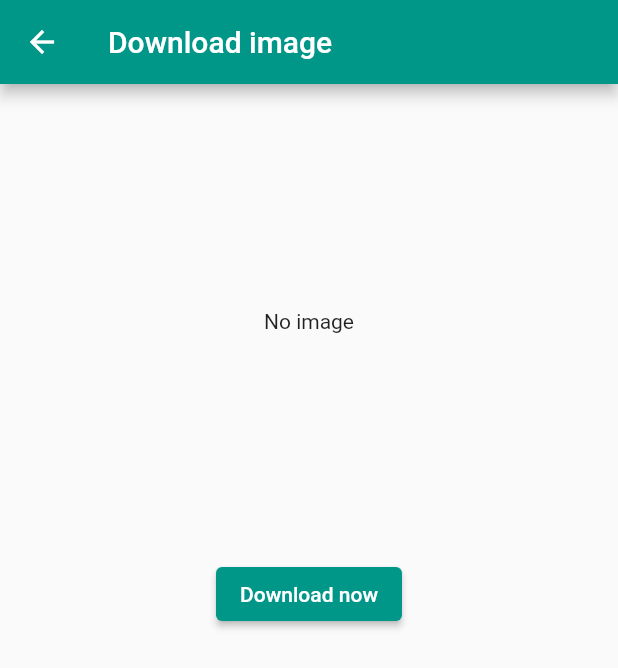
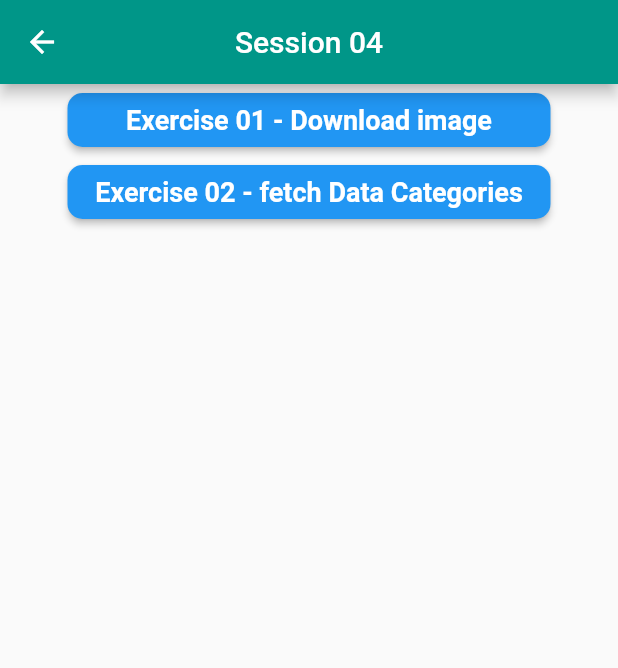
Before and after one commit to tcrin/fs01, a Flutter app: the screen it shows after launch, after a tap on "Session 04", on a phone screen of 412 x 824 dp. Shown: the top 668 px of the screen. Run offline on Flutter 3.47's test engine with Material 2 defaults, Android fonts, the phone set to English and light mode, and no system bars; our stand-ins replace dio; network calls fail.

Commit message:
done session_04

```diff
--- a/lib/modules/fs01_04/exercise_01/download_image_dio.dart
+++ b/lib/modules/fs01_04/exercise_01/download_image_dio.dart
@@ -42,7 +42,6 @@ class _DownloadImageState extends State<DownloadImage> {
         setState(() {
           _isCheckDownload = true;
           percentDownload = (rec / total) * 100;
-          // print('${percentDownload.floor()}');
         });
       });
       setState(() {
--- a/lib/modules/fs01_04/exercise_02/models/categories.dart
+++ b/lib/modules/fs01_04/exercise_02/models/categories.dart
@@ -5,9 +5,9 @@ part 'categories.g.dart';
 @JsonSerializable()
 class ListOfCategories {
   final int code;
-  final List<Category> category;
+  final List<Category> data;
 
-  ListOfCategories(this.code, this.category);
+  ListOfCategories(this.code, this.data);
 
   factory ListOfCategories.fromJson(Map<String, dynamic> json) =>
       _$ListOfCategoriesFromJson(json);
@@ -21,7 +21,7 @@ class Category {
   final DateTime? updatedAt;
   final String? title;
   final String? description;
-  final dynamic images;
+  final List? images;
   final int? photoCounts;
 
   Category(
--- a/lib/modules/fs01_04/exercise_02/pages/data_categories_page.dart
+++ b/lib/modules/fs01_04/exercise_02/pages/data_categories_page.dart
@@ -11,14 +11,6 @@ class DataCategories extends StatefulWidget {
 }
 
 class _DataCategoriesState extends State<DataCategories> {
-  @override
-  void initState() {
-    // TODO: implement initState
-    super.initState();
-    CategoryServiceApi();
-    CategoryServiceApi().fetchCategories();
-  }
-
   @override
   Widget build(BuildContext context) {
     return Scaffold(
@@ -39,6 +31,9 @@ class _DataCategoriesState extends State<DataCategories> {
                   itemBuilder: (context, index) {
                     return ListTile(
                       title: Text(snapshot.data[index].title),
+                      leading: snapshot.data[index].images ??
+                          const Icon(Icons.category),
+                      subtitle: Text(snapshot.data[index].description),
                     );
                   });
             }
--- /dev/null
+++ b/lib/modules/fs01_04/session_04_page.dart
@@ -0,0 +1,43 @@
+import 'package:flutter/material.dart';
+import 'package:fs01/common/widgets/stateless/button/app_button.dart';
+import 'package:fs01/modules/fs01_04/exercise_01/download_image_dio.dart';
+import 'package:fs01/modules/fs01_04/exercise_02/pages/data_categories_page.dart';
+
+class Session04 extends StatelessWidget {
+  const Session04({Key? key}) : super(key: key);
+
+  @override
+  Widget build(BuildContext context) {
+    return Scaffold(
+        appBar: AppBar(
+          centerTitle: true,
+          title: const Text('Session 04'),
+        ),
+        body: ListView(
+          children: [
+            AppButton(
+              onPressed: () {
+                Navigator.push(
+                  context,
+                  MaterialPageRoute(
+                    builder: (_) => const DownloadImage(),
+                  ),
+                );
+              },
+              label: 'Exercise 01 - Download image',
+            ),
+            AppButton(
+              onPressed: () {
+                Navigator.push(
+                  context,
+                  MaterialPageRoute(
+                    builder: (_) => const DataCategories(),
+                  ),
+                );
+              },
+              label: 'Exercise 02 - fetch Data Categories',
+            ),
+          ],
+        ));
+  }
+}
--- a/lib/pages/home_page.dart
+++ b/lib/pages/home_page.dart
@@ -3,9 +3,7 @@ import 'package:fs01/modules/fs01_01/session_01_page.dart';
 import 'package:fs01/modules/fs01_02/session_02_page.dart';
 import 'package:fs01/common/widgets/stateless/button/app_button.dart';
 import 'package:fs01/modules/fs01_03/social_app/_23_message_list/_23_message_list.dart';
-import 'package:fs01/modules/fs01_04/exercise_01/download_image_dio.dart';
-import 'package:fs01/modules/fs01_04/exercise_02/pages/data_categories_page.dart';
-
+import 'package:fs01/modules/fs01_04/session_04_page.dart';
 
 class HomePage extends StatelessWidget {
   const HomePage({Key? key}) : super(key: key);
@@ -59,22 +57,11 @@ class HomePage extends StatelessWidget {
               Navigator.push(
                 context,
                 MaterialPageRoute(
-                  builder: (_) => const DownloadImage(),
+                  builder: (_) => const Session04(),
                 ),
               );
             },
             label: 'Session 04',
-          ),
-          AppButton(
-            onPressed: () {
-              Navigator.push(
-                context,
-                MaterialPageRoute(
-                  builder: (_) => const DataCategories(),
-                ),
-              );
-            },
-            label: 'Session 04-b',
           ),
         ],
       ),
```
Also changed, not shown: lib/modules/fs01_03/social_app/_23_message_list/_23_message_list.dart (+12 -1 lines), lib/modules/fs01_04/exercise_02/services/categories_service_api.dart (+8 -4 lines), lib/modules/fs01_04/exercise_02/models/categories.g.dart.
